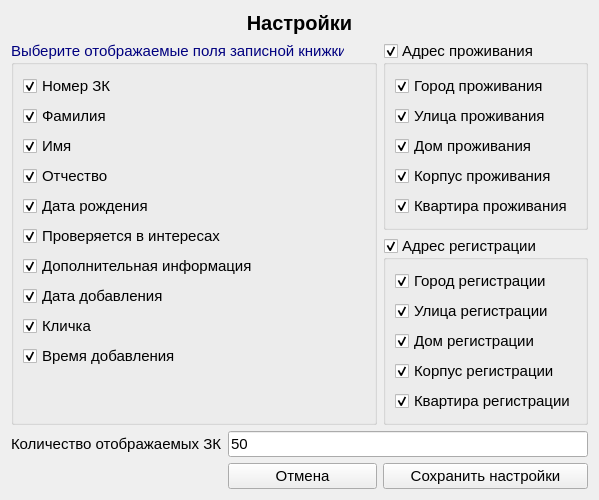
First picture: the form in settings_form.ui, repository Yavlados/VKR, before the edit.
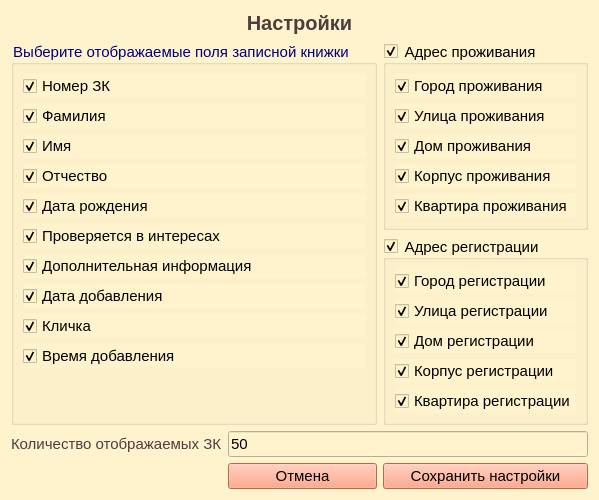
Second picture: the form after the edit.

Commit message: color schema

What changed in the file:
```diff
--- a/settings_form.ui
+++ b/settings_form.ui
@@ -9,13 +9,33 @@
    <rect>
     <x>0</x>
     <y>0</y>
-    <width>569</width>
-    <height>461</height>
+    <width>585</width>
+    <height>497</height>
    </rect>
   </property>
   <property name="windowTitle">
    <string>Form</string>
   </property>
+  <property name="styleSheet">
+   <string notr="true">QWidget{
+background-color:rgb(255, 243, 205)
+}
+QPushButton{
+background-color:rgb(255, 146, 107)
+}
+QLabel{
+color:rgb(77, 62, 62)
+}
+QPushButton:focus {
+background-color:  rgb(255, 195, 139)
+}
+QLineEdit:focus {
+background-color:  rgb(255, 195, 139)
+}
+QGroupBox:focus {
+background-color:  rgb(255, 195, 139)
+}</string>
+  </property>
   <layout class="QGridLayout" name="gridLayout">
    <item row="1" column="0" rowspan="2" colspan="2">
     <widget class="QGroupBox" name="groupBox">
@@ -31,6 +51,33 @@
           </color>
          </brush>
         </colorrole>
+        <colorrole role="Button">
+         <brush brushstyle="SolidPattern">
+          <color alpha="255">
+           <red>255</red>
+           <green>243</green>
+           <blue>205</blue>
+          </color>
+         </brush>
+        </colorrole>
+        <colorrole role="Base">
+         <brush brushstyle="SolidPattern">
+          <color alpha="255">
+           <red>255</red>
+           <green>243</green>
+           <blue>205</blue>
+          </color>
+         </brush>
+        </colorrole>
+        <colorrole role="Window">
+         <brush brushstyle="SolidPattern">
+          <color alpha="255">
+           <red>255</red>
+           <green>243</green>
+           <blue>205</blue>
+          </color>
+         </brush>
+        </colorrole>
        </active>
        <inactive>
         <colorrole role="WindowText">
@@ -42,6 +89,33 @@
           </color>
          </brush>
         </colorrole>
+        <colorrole role="Button">
+         <brush brushstyle="SolidPattern">
+          <color alpha="255">
+           <red>255</red>
+           <green>243</green>
+           <blue>205</blue>
+          </color>
+         </brush>
+        </colorrole>
+        <colorrole role="Base">
+         <brush brushstyle="SolidPattern">
+          <color alpha="255">
+           <red>255</red>
+           <green>243</green>
+           <blue>205</blue>
+          </color>
+         </brush>
+        </colorrole>
+        <colorrole role="Window">
+         <brush brushstyle="SolidPattern">
+          <color alpha="255">
+           <red>255</red>
+           <green>243</green>
+           <blue>205</blue>
+          </color>
+         </brush>
+        </colorrole>
        </inactive>
        <disabled>
         <colorrole role="WindowText">
@@ -53,6 +127,33 @@
           </color>
          </brush>
         </colorrole>
+        <colorrole role="Button">
+         <brush brushstyle="SolidPattern">
+          <color alpha="255">
+           <red>255</red>
+           <green>243</green>
+           <blue>205</blue>
+          </color>
+         </brush>
+        </colorrole>
+        <colorrole role="Base">
+         <brush brushstyle="SolidPattern">
+          <color alpha="255">
+           <red>255</red>
+           <green>243</green>
+           <blue>205</blue>
+          </color>
+         </brush>
+        </colorrole>
+        <colorrole role="Window">
+         <brush brushstyle="SolidPattern">
+          <color alpha="255">
+           <red>255</red>
+           <green>243</green>
+           <blue>205</blue>
+          </color>
+         </brush>
+        </colorrole>
        </disabled>
       </palette>
      </property>
@@ -62,6 +163,11 @@
        <pointsize>11</pointsize>
       </font>
      </property>
+     <property name="styleSheet">
+      <string notr="true">QCheckBox:focus{
+background-color: rgb(255, 195, 139)
+}</string>
+     </property>
      <property name="title">
       <string>Выберите отображаемые поля записной книжки</string>
      </property>
@@ -104,6 +210,33 @@
              </color>
             </brush>
            </colorrole>
+           <colorrole role="Button">
+            <brush brushstyle="SolidPattern">
+             <color alpha="255">
+              <red>255</red>
+              <green>243</green>
+              <blue>205</blue>
+             </color>
+            </brush>
+           </colorrole>
+           <colorrole role="Base">
+            <brush brushstyle="SolidPattern">
+             <color alpha="255">
+              <red>255</red>
+              <green>243</green>
+              <blue>205</blue>
+             </color>
+            </brush>
+           </colorrole>
+           <colorrole role="Window">
+            <brush brushstyle="SolidPattern">
+             <color alpha="255">
+              <red>255</red>
+              <green>243</green>
+              <blue>205</blue>
+             </color>
+            </brush>
+           </colorrole>
           </active>
           <inactive>
            <colorrole role="WindowText">
@@ -115,6 +248,33 @@
              </color>
             </brush>
            </colorrole>
+           <colorrole role="Button">
+            <brush brushstyle="SolidPattern">
+             <color alpha="255">
+              <red>255</red>
+              <green>243</green>
+              <blue>205</blue>
+             </color>
+            </brush>
+           </colorrole>
+           <colorrole role="Base">
+            <brush brushstyle="SolidPattern">
+             <color alpha="255">
+              <red>255</red>
+              <green>243</green>
+              <blue>205</blue>
+             </color>
+            </brush>
+           </colorrole>
+           <colorrole role="Window">
+            <brush brushstyle="SolidPattern">
+             <color alpha="255">
+              <red>255</red>
+              <green>243</green>
+              <blue>205</blue>
+             </color>
+            </brush>
+           </colorrole>
           </inactive>
           <disabled>
            <colorrole role="WindowText">
@@ -126,6 +286,33 @@
              </color>
             </brush>
            </colorrole>
+           <colorrole role="Button">
+            <brush brushstyle="SolidPattern">
+             <color alpha="255">
+              <red>255</red>
+              <green>243</green>
+              <blue>205</blue>
+             </color>
+            </brush>
+           </colorrole>
+           <colorrole role="Base">
+            <brush brushstyle="SolidPattern">
+             <color alpha="255">
+              <red>255</red>
+              <green>243</green>
+              <blue>205</blue>
+             </color>
+            </brush>
+           </colorrole>
+           <colorrole role="Window">
+            <brush brushstyle="SolidPattern">
+             <color alpha="255">
+              <red>255</red>
+              <green>243</green>
+              <blue>205</blue>
+             </color>
+            </brush>
+           </colorrole>
           </disabled>
          </palette>
         </property>
@@ -157,6 +344,33 @@
              </color>
             </brush>
            </colorrole>
+           <colorrole role="Button">
+            <brush brushstyle="SolidPattern">
+             <color alpha="255">
+              <red>255</red>
+              <green>243</green>
+              <blue>205</blue>
+             </color>
+            </brush>
+           </colorrole>
+           <colorrole role="Base">
+            <brush brushstyle="SolidPattern">
+             <color alpha="255">
+              <red>255</red>
+              <green>243</green>
+              <blue>205</blue>
+             </color>
+            </brush>
+           </colorrole>
+           <colorrole role="Window">
+            <brush brushstyle="SolidPattern">
+             <color alpha="255">
+              <red>255</red>
+              <green>243</green>
+              <blue>205</blue>
+             </color>
+            </brush>
+           </colorrole>
           </active>
           <inactive>
            <colorrole role="WindowText">
@@ -168,6 +382,33 @@
              </color>
             </brush>
            </colorrole>
+           <colorrole role="Button">
+            <brush brushstyle="SolidPattern">
+             <color alpha="255">
+              <red>255</red>
+              <green>243</green>
+              <blue>205</blue>
+             </color>
+            </brush>
+           </colorrole>
+           <colorrole role="Base">
+            <brush brushstyle="SolidPattern">
+             <color alpha="255">
+              <red>255</red>
+              <green>243</green>
+              <blue>205</blue>
+             </color>
+            </brush>
+           </colorrole>
+           <colorrole role="Window">
+            <brush brushstyle="SolidPattern">
+             <color alpha="255">
+              <red>255</red>
+              <green>243</green>
+              <blue>205</blue>
+             </color>
+            </brush>
+           </colorrole>
           </inactive>
           <disabled>
            <colorrole role="WindowText">
@@ -179,6 +420,33 @@
              </color>
             </brush>
            </colorrole>
+           <colorrole role="Button">
+            <brush brushstyle="SolidPattern">
+             <color alpha="255">
+              <red>255</red>
+              <green>243</green>
+              <blue>205</blue>
+             </color>
+            </brush>
+           </colorrole>
+           <colorrole role="Base">
+            <brush brushstyle="SolidPattern">
+             <color alpha="255">
+              <red>255</red>
+              <green>243</green>
+              <blue>205</blue>
+             </color>
+            </brush>
+           </colorrole>
+           <colorrole role="Window">
+            <brush brushstyle="SolidPattern">
+             <color alpha="255">
+              <red>255</red>
+              <green>243</green>
+              <blue>205</blue>
+             </color>
+            </brush>
+           </colorrole>
           </disabled>
          </palette>
         </property>
@@ -210,6 +478,33 @@
              </color>
             </brush>
            </colorrole>
+           <colorrole role="Button">
+            <brush brushstyle="SolidPattern">
+             <color alpha="255">
+              <red>255</red>
+              <green>243</green>
+              <blue>205</blue>
+             </color>
+            </brush>
+           </colorrole>
+           <colorrole role="Base">
+            <brush brushstyle="SolidPattern">
+             <color alpha="255">
+              <red>255</red>
+              <green>243</green>
+              <blue>205</blue>
+             </color>
+            </brush>
+           </colorrole>
+           <colorrole role="Window">
+            <brush brushstyle="SolidPattern">
+             <color alpha="255">
+              <red>255</red>
+              <green>243</green>
+              <blue>205</blue>
+             </color>
+            </brush>
+           </colorrole>
           </active>
           <inactive>
            <colorrole role="WindowText">
@@ -221,6 +516,33 @@
              </color>
             </brush>
            </colorrole>
+           <colorrole role="Button">
+            <brush brushstyle="SolidPattern">
+             <color alpha="255">
+              <red>255</red>
+              <green>243</green>
+              <blue>205</blue>
+             </color>
+            </brush>
+           </colorrole>
+           <colorrole role="Base">
+            <brush brushstyle="SolidPattern">
+             <color alpha="255">
+              <red>255</red>
+              <green>243</green>
+              <blue>205</blue>
+             </color>
+            </brush>
+           </colorrole>
+           <colorrole role="Window">
+            <brush brushstyle="SolidPattern">
+             <color alpha="255">
+              <red>255</red>
+              <green>243</green>
+              <blue>205</blue>
+             </color>
+            </brush>
+           </colorrole>
           </inactive>
           <disabled>
            <colorrole role="WindowText">
@@ -232,6 +554,33 @@
              </color>
             </brush>
            </colorrole>
+           <colorrole role="Button">
+            <brush brushstyle="SolidPattern">
+             <color alpha="255">
+              <red>255</red>
+              <green>243</green>
+              <blue>205</blue>
+             </color>
+            </brush>
+           </colorrole>
+           <colorrole role="Base">
+            <brush brushstyle="SolidPattern">
+             <color alpha="255">
+              <red>255</red>
+              <green>243</green>
+              <blue>205</blue>
+             </color>
+            </brush>
+           </colorrole>
+           <colorrole role="Window">
+            <brush brushstyle="SolidPattern">
+             <color alpha="255">
+              <red>255</red>
+              <green>243</green>
+              <blue>205</blue>
+             </color>
+            </brush>
+           </colorrole>
           </disabled>
          </palette>
         </property>
@@ -263,6 +612,33 @@
              </color>
             </brush>
            </colorrole>
+           <colorrole role="Button">
+            <brush brushstyle="SolidPattern">
+             <color alpha="255">
+              <red>255</red>
+              <green>243</green>
+              <blue>205</blue>
+             </color>
+            </brush>
+           </colorrole>
+           <colorrole role="Base">
+            <brush brushstyle="SolidPattern">
+             <color alpha="255">
+              <red>255</red>
+              <green>243</green>
+              <blue>205</blue>
+             </color>
+            </brush>
+           </colorrole>
+           <colorrole role="Window">
+            <brush brushstyle="SolidPattern">
+             <color alpha="255">
+              <red>255</red>
+              <green>243</green>
+              <blue>205</blue>
+             </color>
+            </brush>
+           </colorrole>
           </active>
           <inactive>
            <colorrole role="WindowText">
@@ -274,6 +650,33 @@
              </color>
             </brush>
            </colorrole>
+           <colorrole role="Button">
+            <brush brushstyle="SolidPattern">
+             <color alpha="255">
+              <red>255</red>
+              <green>243</green>
+              <blue>205</blue>
+             </color>
+            </brush>
+           </colorrole>
+           <colorrole role="Base">
+            <brush brushstyle="SolidPattern">
+             <color alpha="255">
+              <red>255</red>
+              <green>243</green>
+              <blue>205</blue>
+             </color>
+            </brush>
+           </colorrole>
+           <colorrole role="Window">
+            <brush brushstyle="SolidPattern">
+             <color alpha="255">
+              <red>255</red>
+              <green>243</green>
+              <blue>205</blue>
+             </color>
+            </brush>
+           </colorrole>
           </inactive>
           <disabled>
            <colorrole role="WindowText">
@@ -285,6 +688,33 @@
              </color>
             </brush>
            </colorrole>
+           <colorrole role="Button">
+            <brush brushstyle="SolidPattern">
+             <color alpha="255">
+              <red>255</red>
+              <green>243</green>
+              <blue>205</blue>
+             </color>
+            </brush>
+           </colorrole>
+           <colorrole role="Base">
+            <brush brushstyle="SolidPattern">
+             <color alpha="255">
+              <red>255</red>
+              <green>243</green>
+              <blue>205</blue>
+             </color>
+            </brush>
+           </colorrole>
+           <colorrole role="Window">
+            <brush brushstyle="SolidPattern">
+             <color alpha="255">
+              <red>255</red>
+              <green>243</green>
+              <blue>205</blue>
+             </color>
+            </brush>
+           </colorrole>
           </disabled>
          </palette>
         </property>
@@ -316,6 +746,33 @@
              </color>
             </brush>
            </colorrole>
+           <colorrole role="Button">
+            <brush brushstyle="SolidPattern">
+             <color alpha="255">
+              <red>255</red>
+              <green>243</green>
+              <blue>205</blue>
+             </color>
+            </brush>
+           </colorrole>
+           <colorrole role="Base">
+            <brush brushstyle="SolidPattern">
+             <color alpha="255">
+              <red>255</red>
+              <green>243</green>
+              <blue>205</blue>
+             </color>
+            </brush>
+           </colorrole>
+           <colorrole role="Window">
+            <brush brushstyle="SolidPattern">
+             <color alpha="255">
+              <red>255</red>
+              <green>243</green>
+              <blue>205</blue>
+             </color>
+            </brush>
+           </colorrole>
           </active>
           <inactive>
            <colorrole role="WindowText">
@@ -327,6 +784,33 @@
              </color>
             </brush>
            </colorrole>
+           <colorrole role="Button">
+            <brush brushstyle="SolidPattern">
+             <color alpha="255">
+              <red>255</red>
+              <green>243</green>
+              <blue>205</blue>
+             </color>
+            </brush>
+           </colorrole>
+           <colorrole role="Base">
+            <brush brushstyle="SolidPattern">
+             <color alpha="255">
+              <red>255</red>
+              <green>243</green>
+              <blue>205</blue>
+             </color>
+            </brush>
+           </colorrole>
+           <colorrole role="Window">
+            <brush brushstyle="SolidPattern">
+             <color alpha="255">
+              <red>255</red>
+              <green>243</green>
+              <blue>205</blue>
+             </color>
+            </brush>
+           </colorrole>
           </inactive>
           <disabled>
            <colorrole role="WindowText">
@@ -338,6 +822,33 @@
              </color>
             </brush>
            </colorrole>
+           <colorrole role="Button">
+            <brush brushstyle="SolidPattern">
+             <color alpha="255">
+              <red>255</red>
+              <green>243</green>
+              <blue>205</blue>
+             </color>
+            </brush>
+           </colorrole>
+           <colorrole role="Base">
+            <brush brushstyle="SolidPattern">
+             <color alpha="255">
+              <red>255</red>
+              <green>243</green>
+              <blue>205</blue>
+             </color>
+            </brush>
+           </colorrole>
+           <colorrole role="Window">
+            <brush brushstyle="SolidPattern">
+             <color alpha="255">
+              <red>255</red>
+              <green>243</green>
+              <blue>205</blue>
+             </color>
+            </brush>
+           </colorrole>
           </disabled>
          </palette>
         </property>
@@ -369,6 +880,33 @@
              </color>
             </brush>
            </colorrole>
+           <colorrole role="Button">
+            <brush brushstyle="SolidPattern">
+             <color alpha="255">
+              <red>255</red>
+              <green>243</green>
+              <blue>205</blue>
+             </color>
+            </brush>
+           </colorrole>
+           <colorrole role="Base">
+            <brush brushstyle="SolidPattern">
+             <color alpha="255">
+              <red>255</red>
+              <green>243</green>
+              <blue>205</blue>
+             </color>
+            </brush>
+           </colorrole>
+           <colorrole role="Window">
+            <brush brushstyle="SolidPattern">
+             <color alpha="255">
+              <red>255</red>
+              <green>243</green>
+              <blue>205</blue>
+             </color>
+            </brush>
+           </colorrole>
           </active>
           <inactive>
            <colorrole role="WindowText">
@@ -380,6 +918,33 @@
              </color>
             </brush>
            </colorrole>
+           <colorrole role="Button">
+            <brush brushstyle="SolidPattern">
+             <color alpha="255">
+              <red>255</red>
+              <green>243</green>
+              <blue>205</blue>
+             </color>
+            </brush>
+           </colorrole>
+           <colorrole role="Base">
+            <brush brushstyle="SolidPattern">
+             <color alpha="255">
+              <red>255</red>
+              <green>243</green>
+              <blue>205</blue>
+             </color>
+            </brush>
+           </colorrole>
+           <colorrole role="Window">
+            <brush brushstyle="SolidPattern">
+             <color alpha="255">
+              <red>255</red>
+              <green>243</green>
+              <blue>205</blue>
+             </color>
+            </brush>
+           </colorrole>
           </inactive>
           <disabled>
            <colorrole role="WindowText">
@@ -391,6 +956,33 @@
              </color>
             </brush>
            </colorrole>
+           <colorrole role="Button">
+            <brush brushstyle="SolidPattern">
+             <color alpha="255">
+              <red>255</red>
+              <green>243</green>
+              <blue>205</blue>
+             </color>
+            </brush>
+           </colorrole>
+           <colorrole role="Base">
+            <brush brushstyle="SolidPattern">
+             <color alpha="255">
+              <red>255</red>
+              <green>243</green>
+              <blue>205</blue>
+             </color>
+            </brush>
+           </colorrole>
+           <colorrole role="Window">
+            <brush brushstyle="SolidPattern">
+             <color alpha="255">
+              <red>255</red>
+              <green>243</green>
+              <blue>205</blue>
+             </color>
+            </brush>
+           </colorrole>
           </disabled>
          </palette>
         </property>
@@ -422,6 +1014,33 @@
              </color>
             </brush>
            </colorrole>
+           <colorrole role="Button">
+            <brush brushstyle="SolidPattern">
+             <color alpha="255">
+              <red>255</red>
+              <green>243</green>
+              <blue>205</blue>
+             </color>
+            </brush>
+           </colorrole>
+           <colorrole role="Base">
+            <brush brushstyle="SolidPattern">
+             <color alpha="255">
+              <red>255</red>
+              <green>243</green>
+              <blue>205</blue>
+             </color>
+            </brush>
+           </colorrole>
+           <colorrole role="Window">
+            <brush brushstyle="SolidPattern">
+             <color alpha="255">
+              <red>255</red>
+              <green>243</green>
+              <blue>205</blue>
+             </color>
+            </brush>
+           </colorrole>
           </active>
           <inactive>
            <colorrole role="WindowText">
@@ -433,6 +1052,33 @@
              </color>
             </brush>
            </colorrole>
+           <colorrole role="Button">
+            <brush brushstyle="SolidPattern">
+             <color alpha="255">
+              <red>255</red>
+              <green>243</green>
+              <blue>205</blue>
+             </color>
+            </brush>
+           </colorrole>
+           <colorrole role="Base">
+            <brush brushstyle="SolidPattern">
+             <color alpha="255">
+              <red>255</red>
+              <green>243</green>
+              <blue>205</blue>
+             </color>
+            </brush>
+           </colorrole>
+           <colorrole role="Window">
+            <brush brushstyle="SolidPattern">
+             <color alpha="255">
+              <red>255</red>
+              <green>243</green>
+              <blue>205</blue>
+             </color>
+            </brush>
+           </colorrole>
           </inactive>
           <disabled>
            <colorrole role="WindowText">
@@ -444,6 +1090,33 @@
              </color>
             </brush>
            </colorrole>
+           <colorrole role="Button">
+            <brush brushstyle="SolidPattern">
+             <color alpha="255">
+              <red>255</red>
+              <green>243</green>
+              <blue>205</blue>
+             </color>
+            </brush>
+           </colorrole>
+           <colorrole role="Base">
+            <brush brushstyle="SolidPattern">
+             <color alpha="255">
+              <red>255</red>
+              <green>243</green>
+              <blue>205</blue>
+             </color>
+            </brush>
+           </colorrole>
+           <colorrole role="Window">
+            <brush brushstyle="SolidPattern">
+             <color alpha="255">
+              <red>255</red>
+              <green>243</green>
+              <blue>205</blue>
+             </color>
+            </brush>
+           </colorrole>
           </disabled>
          </palette>
         </property>
@@ -475,6 +1148,33 @@
              </color>
             </brush>
            </colorrole>
+           <colorrole role="Button">
+            <brush brushstyle="SolidPattern">
+             <color alpha="255">
+              <red>255</red>
+              <green>243</green>
+              <blue>205</blue>
+             </color>
+            </brush>
+           </colorrole>
+           <colorrole role="Base">
+            <brush brushstyle="SolidPattern">
+             <color alpha="255">
+              <red>255</red>
+              <green>243</green>
+              <blue>205</blue>
+             </color>
+            </brush>
+           </colorrole>
+           <colorrole role="Window">
+            <brush brushstyle="SolidPattern">
+             <color alpha="255">
+              <red>255</red>
+              <green>243</green>
+              <blue>205</blue>
+             </color>
+            </brush>
+           </colorrole>
           </active>
           <inactive>
            <colorrole role="WindowText">
@@ -486,6 +1186,33 @@
              </color>
             </brush>
            </colorrole>
+           <colorrole role="Button">
+            <brush brushstyle="SolidPattern">
+             <color alpha="255">
+              <red>255</red>
+              <green>243</green>
+              <blue>205</blue>
+             </color>
+            </brush>
+           </colorrole>
+           <colorrole role="Base">
+            <brush brushstyle="SolidPattern">
+             <color alpha="255">
+              <red>255</red>
+              <green>243</green>
+              <blue>205</blue>
+             </color>
+            </brush>
+           </colorrole>
+           <colorrole role="Window">
+            <brush brushstyle="SolidPattern">
+             <color alpha="255">
+              <red>255</red>
+              <green>243</green>
+              <blue>205</blue>
+             </color>
+            </brush>
+           </colorrole>
           </inactive>
           <disabled>
            <colorrole role="WindowText">
@@ -497,6 +1224,33 @@
              </color>
             </brush>
            </colorrole>
+           <colorrole role="Button">
+            <brush brushstyle="SolidPattern">
+             <color alpha="255">
+              <red>255</red>
+              <green>243</green>
+              <blue>205</blue>
+             </color>
+            </brush>
+           </colorrole>
+           <colorrole role="Base">
+            <brush brushstyle="SolidPattern">
+             <color alpha="255">
+              <red>255</red>
+              <green>243</green>
+              <blue>205</blue>
+             </color>
+            </brush>
+           </colorrole>
+           <colorrole role="Window">
+            <brush brushstyle="SolidPattern">
+             <color alpha="255">
+              <red>255</red>
+              <green>243</green>
+              <blue>205</blue>
+             </color>
+            </brush>
+           </colorrole>
           </disabled>
          </palette>
         </property>
@@ -528,6 +1282,33 @@
              </color>
             </brush>
            </colorrole>
+           <colorrole role="Button">
+            <brush brushstyle="SolidPattern">
+             <color alpha="255">
+              <red>255</red>
+              <green>243</green>
+              <blue>205</blue>
+             </color>
+            </brush>
+           </colorrole>
+           <colorrole role="Base">
+            <brush brushstyle="SolidPattern">
+             <color alpha="255">
+              <red>255</red>
+              <green>243</green>
+              <blue>205</blue>
+             </color>
+            </brush>
+           </colorrole>
+           <colorrole role="Window">
+            <brush brushstyle="SolidPattern">
+             <color alpha="255">
+              <red>255</red>
+              <green>243</green>
+              <blue>205</blue>
+             </color>
+            </brush>
+           </colorrole>
           </active>
           <inactive>
            <colorrole role="WindowText">
@@ -539,6 +1320,33 @@
              </color>
             </brush>
            </colorrole>
+           <colorrole role="Button">
+            <brush brushstyle="SolidPattern">
+             <color alpha="255">
+              <red>255</red>
+              <green>243</green>
+              <blue>205</blue>
+             </color>
+            </brush>
+           </colorrole>
+           <colorrole role="Base">
+            <brush brushstyle="SolidPattern">
+             <color alpha="255">
+              <red>255</red>
+              <green>243</green>
+              <blue>205</blue>
+             </color>
+            </brush>
+           </colorrole>
+           <colorrole role="Window">
+            <brush brushstyle="SolidPattern">
+             <color alpha="255">
+              <red>255</red>
+              <green>243</green>
+              <blue>205</blue>
+             </color>
+            </brush>
+           </colorrole>
           </inactive>
           <disabled>
            <colorrole role="WindowText">
@@ -550,6 +1358,33 @@
              </color>
             </brush>
            </colorrole>
+           <colorrole role="Button">
+            <brush brushstyle="SolidPattern">
+             <color alpha="255">
+              <red>255</red>
+              <green>243</green>
+              <blue>205</blue>
+             </color>
+            </brush>
+           </colorrole>
+           <colorrole role="Base">
+            <brush brushstyle="SolidPattern">
+             <color alpha="255">
+              <red>255</red>
+              <green>243</green>
+              <blue>205</blue>
+             </color>
+            </brush>
+           </colorrole>
+           <colorrole role="Window">
+            <brush brushstyle="SolidPattern">
+             <color alpha="255">
+              <red>255</red>
+              <green>243</green>
+              <blue>205</blue>
+             </color>
+            </brush>
+           </colorrole>
           </disabled>
          </palette>
         </property>
@@ -581,6 +1416,33 @@
              </color>
             </brush>
            </colorrole>
+           <colorrole role="Button">
+            <brush brushstyle="SolidPattern">
+             <color alpha="255">
+              <red>255</red>
+              <green>243</green>
+              <blue>205</blue>
+             </color>
+            </brush>
+           </colorrole>
+           <colorrole role="Base">
+            <brush brushstyle="SolidPattern">
+             <color alpha="255">
+              <red>255</red>
+              <green>243</green>
+              <blue>205</blue>
+             </color>
+            </brush>
+           </colorrole>
+           <colorrole role="Window">
+            <brush brushstyle="SolidPattern">
+             <color alpha="255">
+              <red>255</red>
+              <green>243</green>
+              <blue>205</blue>
+             </color>
+            </brush>
+           </colorrole>
           </active>
           <inactive>
            <colorrole role="WindowText">
@@ -592,6 +1454,33 @@
              </color>
             </brush>
            </colorrole>
+           <colorrole role="Button">
+            <brush brushstyle="SolidPattern">
+             <color alpha="255">
+              <red>255</red>
+              <green>243</green>
+              <blue>205</blue>
+             </color>
+            </brush>
+           </colorrole>
+           <colorrole role="Base">
+            <brush brushstyle="SolidPattern">
+             <color alpha="255">
+              <red>255</red>
+              <green>243</green>
+              <blue>205</blue>
+             </color>
+            </brush>
+           </colorrole>
+           <colorrole role="Window">
+            <brush brushstyle="SolidPattern">
+             <color alpha="255">
+              <red>255</red>
+              <green>243</green>
+              <blue>205</blue>
+             </color>
+            </brush>
+           </colorrole>
           </inactive>
           <disabled>
            <colorrole role="WindowText">
@@ -603,9 +1492,41 @@
              </color>
             </brush>
            </colorrole>
+           <colorrole role="Button">
+            <brush brushstyle="SolidPattern">
+             <color alpha="255">
+              <red>255</red>
+              <green>243</green>
+              <blue>205</blue>
+             </color>
+            </brush>
+           </colorrole>
+           <colorrole role="Base">
+            <brush brushstyle="SolidPattern">
+             <color alpha="255">
+              <red>255</red>
+              <green>243</green>
+              <blue>205</blue>
+             </color>
+            </brush>
+           </colorrole>
+           <colorrole role="Window">
+            <brush brushstyle="SolidPattern">
+             <color alpha="255">
+              <red>255</red>
+              <green>243</green>
+              <blue>205</blue>
+             </color>
+            </brush>
+           </colorrole>
           </disabled>
          </palette>
         </property>
+        <property name="font">
+         <font>
+          <pointsize>11</pointsize>
+         </font>
+        </property>
         <property name="text">
          <string>Кличка</string>
         </property>
@@ -624,6 +1545,12 @@
        <pointsize>11</pointsize>
       </font>
      </property>
+     <property name="styleSheet">
+      <string notr="true">QCheckBox:focus{
+background-color: rgb(255, 195, 139)
+}
+</string>
+     </property>
      <property name="title">
       <string>Адрес проживания</string>
      </property>
@@ -739,6 +1666,13 @@
        <pointsize>11</pointsize>
       </font>
      </property>
+     <property name="styleSheet">
+      <string notr="true">QCheckBox:focus{
+background-color: rgb(255, 195, 139)
+}
+
+</string>
+     </property>
      <property name="title">
       <string>Адрес регистрации</string>
      </property>
```
The commit also changes 46 other files.
